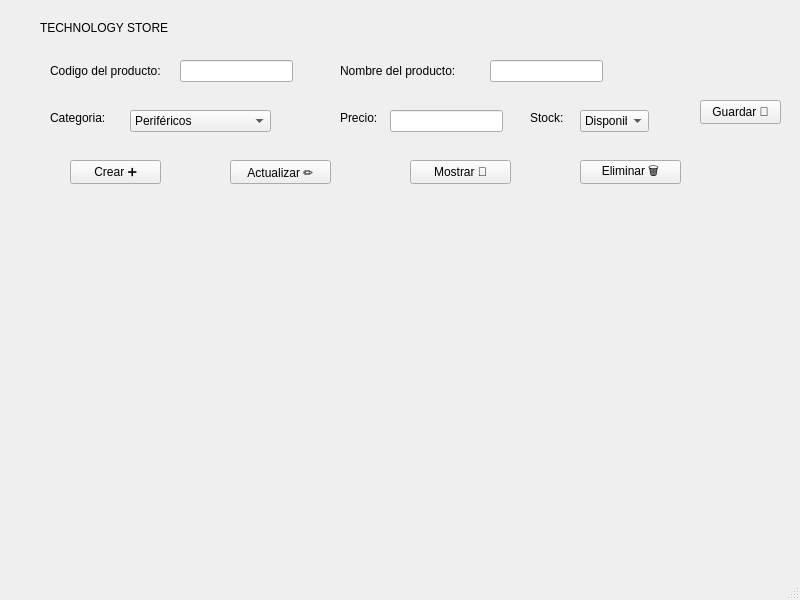
Old version of the form mainwindow.ui in the repository Milka-Borja/Control_inventario.
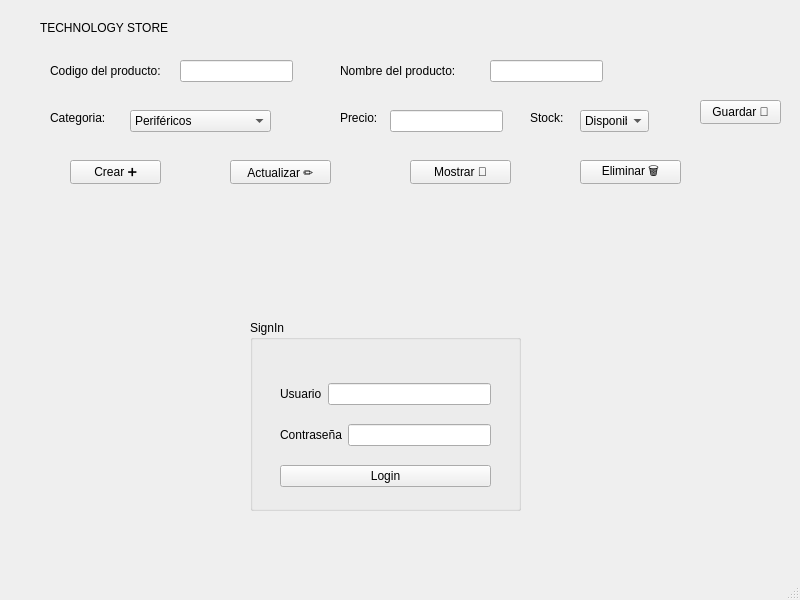
New version of the form.

The edit to the form file:
```diff
--- a/mainwindow.ui
+++ b/mainwindow.ui
@@ -267,6 +267,70 @@
      <string>TECHNOLOGY STORE</string>
     </property>
    </widget>
+   <widget class="QGroupBox" name="groupBox">
+    <property name="geometry">
+     <rect>
+      <x>250</x>
+      <y>320</y>
+      <width>271</width>
+      <height>191</height>
+     </rect>
+    </property>
+    <property name="title">
+     <string>SignIn</string>
+    </property>
+    <widget class="QWidget" name="layoutWidget">
+     <property name="geometry">
+      <rect>
+       <x>30</x>
+       <y>50</y>
+       <width>211</width>
+       <height>131</height>
+      </rect>
+     </property>
+     <layout class="QVBoxLayout" name="verticalLayout">
+      <item>
+       <layout class="QHBoxLayout" name="horizontalLayout">
+        <item>
+         <widget class="QLabel" name="label_7">
+          <property name="text">
+           <string>Usuario</string>
+          </property>
+         </widget>
+        </item>
+        <item>
+         <widget class="QLineEdit" name="lineEdit_usuario"/>
+        </item>
+       </layout>
+      </item>
+      <item>
+       <layout class="QHBoxLayout" name="horizontalLayout_2">
+        <item>
+         <widget class="QLabel" name="label_8">
+          <property name="text">
+           <string>Contraseña</string>
+          </property>
+         </widget>
+        </item>
+        <item>
+         <widget class="QLineEdit" name="lineEdit_2_clave">
+          <property name="echoMode">
+           <enum>QLineEdit::EchoMode::Password</enum>
+          </property>
+         </widget>
+        </item>
+       </layout>
+      </item>
+      <item>
+       <widget class="QPushButton" name="pushButton_login">
+        <property name="text">
+         <string>Login</string>
+        </property>
+       </widget>
+      </item>
+     </layout>
+    </widget>
+   </widget>
   </widget>
   <widget class="QMenuBar" name="menubar">
    <property name="geometry">
```
Left out of the diff: 2 changed lines with no effect on the pictures.
